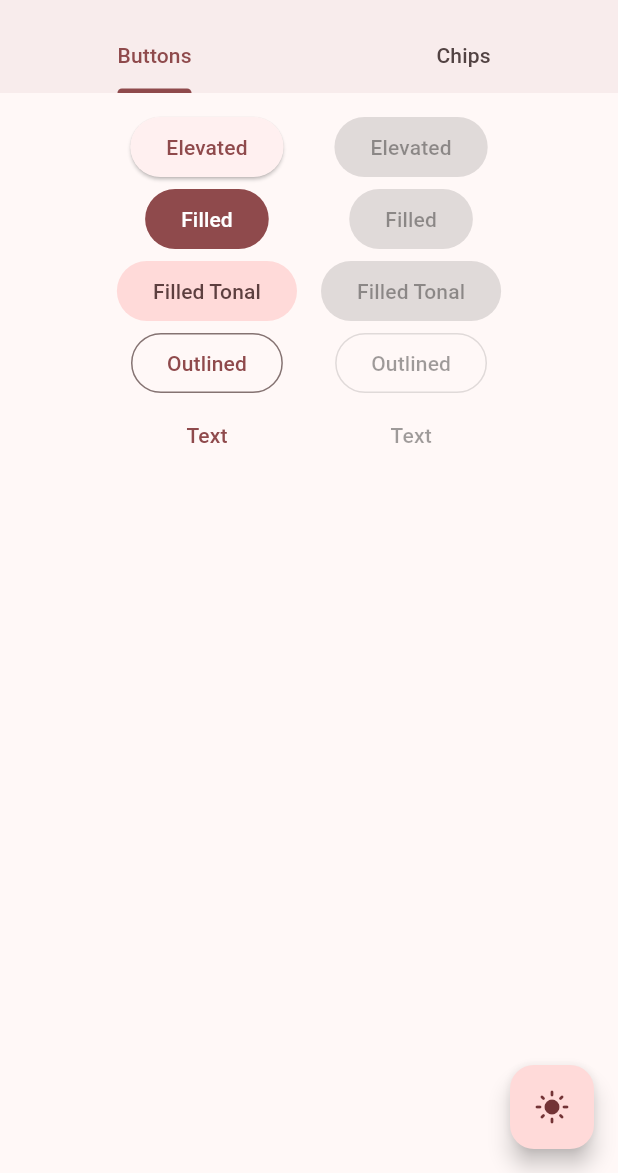
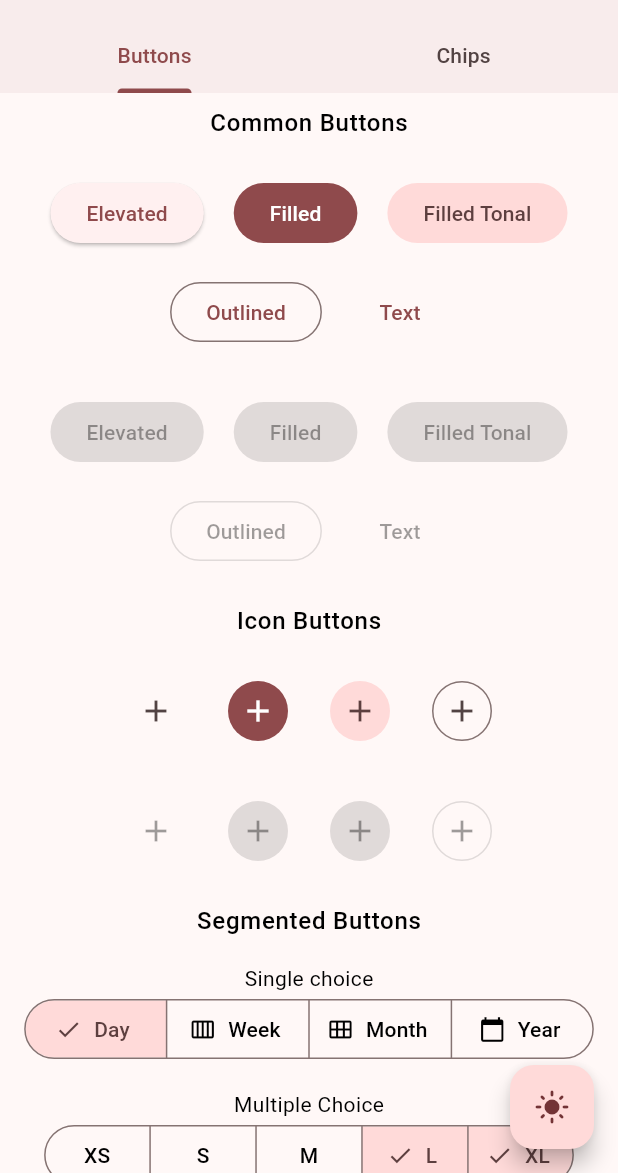
Before and after one commit to shashank52/multiple_themes_demo, a Flutter app: the screen it shows after launch, on a phone screen of 412 x 824 dp, the part 63-1236 px from its top. Run offline on Flutter 3.47's test engine with Material 3 defaults, Android fonts, the phone set to English and light mode, and no system bars; our stand-ins replace bloc, equatable, flex_color_scheme, flutter_bloc.

Commit message:
buttons wrapped

```diff
--- a/lib/widgets/app_buttons.dart
+++ b/lib/widgets/app_buttons.dart
@@ -1,27 +1,68 @@
 import 'package:flutter/material.dart';
+import 'package:multiple_themes_demo/widgets/multiple_choice.dart';
+import 'package:multiple_themes_demo/widgets/single_choice.dart';
 
 class AppButtons extends StatelessWidget {
   const AppButtons({super.key});
 
   @override
   Widget build(BuildContext context) {
-    return Padding(
-      padding: const EdgeInsets.all(4.0),
-      child: Row(
-        crossAxisAlignment: CrossAxisAlignment.center,
-        children: const [
-          Spacer(),
-          ButtonTypes(enabled: true),
-          ButtonTypes(enabled: false),
-          Spacer()
-        ],
-      ),
+    return SingleChildScrollView(
+      child: Column(children: [
+        Column(
+          children: [
+            Padding(
+              padding: const EdgeInsets.all(8.0),
+              child: Text(
+                'Common Buttons',
+                style: Theme.of(context)
+                    .textTheme
+                    .bodyLarge
+                    ?.copyWith(fontWeight: FontWeight.w500),
+              ),
+            ),
+            const CommonButtonTypes(enabled: true),
+            const CommonButtonTypes(enabled: false),
+          ],
+        ),
+        Column(
+          children: [
+            Padding(
+              padding: const EdgeInsets.all(8.0),
+              child: Text(
+                'Icon Buttons',
+                style: Theme.of(context)
+                    .textTheme
+                    .bodyLarge
+                    ?.copyWith(fontWeight: FontWeight.w500),
+              ),
+            ),
+            const IconButtonTypes(enabled: true),
+            const IconButtonTypes(enabled: false),
+          ],
+        ),
+        Column(
+          children: [
+            Padding(
+              padding: const EdgeInsets.all(8.0),
+              child: Text(
+                'Segmented Buttons',
+                style: Theme.of(context)
+                    .textTheme
+                    .bodyLarge
+                    ?.copyWith(fontWeight: FontWeight.w500),
+              ),
+            ),
+            const SegmentedButtonTypes(),
+          ],
+        ),
+      ]),
     );
   }
 }
 
-class ButtonTypes extends StatelessWidget {
-  const ButtonTypes({super.key, required this.enabled});
+class CommonButtonTypes extends StatelessWidget {
+  const CommonButtonTypes({super.key, required this.enabled});
   final bool enabled;
 
   @override
@@ -29,16 +70,101 @@ class ButtonTypes extends StatelessWidget {
     final VoidCallback? onPressed = enabled ? () {} : null;
     return Padding(
       padding: const EdgeInsets.all(8.0),
-      child: Column(
+      child: Wrap(
+        alignment: WrapAlignment.center,
+        spacing: 4,
+        runSpacing: 2,
         children: [
-          ElevatedButton(onPressed: onPressed, child: const Text('Elevated')),
-          FilledButton(onPressed: onPressed, child: const Text('Filled')),
-          FilledButton.tonal(
-              onPressed: onPressed, child: const Text('Filled Tonal')),
-          OutlinedButton(onPressed: onPressed, child: const Text('Outlined')),
-          TextButton(onPressed: onPressed, child: const Text('Text')),
+          Padding(
+            padding: const EdgeInsets.all(8.0),
+            child: ElevatedButton(
+                onPressed: onPressed, child: const Text('Elevated')),
+          ),
+          Padding(
+            padding: const EdgeInsets.all(8.0),
+            child:
+                FilledButton(onPressed: onPressed, child: const Text('Filled')),
+          ),
+          Padding(
+            padding: const EdgeInsets.all(8.0),
+            child: FilledButton.tonal(
+                onPressed: onPressed, child: const Text('Filled Tonal')),
+          ),
+          Padding(
+            padding: const EdgeInsets.all(8.0),
+            child: OutlinedButton(
+                onPressed: onPressed, child: const Text('Outlined')),
+          ),
+          Padding(
+            padding: const EdgeInsets.all(8.0),
+            child: TextButton(onPressed: onPressed, child: const Text('Text')),
+          ),
         ],
       ),
     );
   }
 }
+
+class IconButtonTypes extends StatelessWidget {
+  const IconButtonTypes({super.key, required this.enabled});
+  final bool enabled;
+
+  @override
+  Widget build(BuildContext context) {
+    final VoidCallback? onPressed = enabled ? () {} : null;
+    return Padding(
+      padding: const EdgeInsets.all(8.0),
+      child: Wrap(
+        alignment: WrapAlignment.center,
+        spacing: 4,
+        runSpacing: 2,
+        children: [
+          Padding(
+              padding: const EdgeInsets.all(8.0),
+              child: IconButton(
+                  icon: const Icon(Icons.add), onPressed: onPressed)),
+          Padding(
+            padding: const EdgeInsets.all(8),
+            child: IconButton.filled(
+                onPressed: onPressed, icon: const Icon(Icons.add)),
+          ),
+          Padding(
+            padding: const EdgeInsets.all(8),
+            child: IconButton.filledTonal(
+                onPressed: onPressed, icon: const Icon(Icons.add)),
+          ),
+          Padding(
+            padding: const EdgeInsets.all(8),
+            child: IconButton.outlined(
+                onPressed: onPressed, icon: const Icon(Icons.add)),
+          )
+        ],
+      ),
+    );
+  }
+}
+
+class SegmentedButtonTypes extends StatelessWidget {
+  const SegmentedButtonTypes({super.key});
+
+  @override
+  Widget build(BuildContext context) {
+    return const Column(
+      children: [
+        Padding(
+          padding: EdgeInsets.all(8.0),
+          child: Column(children: [Text('Single choice'), SingleChoice()]),
+        ),
+        Padding(
+          padding: EdgeInsets.all(8.0),
+          child: Column(
+            children: [
+              Text('Multiple Choice'),
+              MultipleChoice(),
+            ],
+          ),
+        )
+      ],
+    );
+  }
+}
--- /dev/null
+++ b/lib/widgets/multiple_choice.dart
@@ -0,0 +1,37 @@
+import 'package:flutter/material.dart';
+
+enum Sizes { extraSmall, small, medium, large, extraLarge }
+
+class MultipleChoice extends StatefulWidget {
+  const MultipleChoice({super.key});
+
+  @override
+  State<MultipleChoice> createState() => _MultipleChoiceState();
+}
+
+class _MultipleChoiceState extends State<MultipleChoice> {
+  Set<Sizes> selection = <Sizes>{Sizes.large, Sizes.extraLarge};
+
+  @override
+  Widget build(BuildContext context) {
+    return SegmentedButton<Sizes>(
+      segments: const <ButtonSegment<Sizes>>[
+        ButtonSegment<Sizes>(value: Sizes.extraSmall, label: Text('XS')),
+        ButtonSegment<Sizes>(value: Sizes.small, label: Text('S')),
+        ButtonSegment<Sizes>(value: Sizes.medium, label: Text('M')),
+        ButtonSegment<Sizes>(
+          value: Sizes.large,
+          label: Text('L'),
+        ),
+        ButtonSegment<Sizes>(value: Sizes.extraLarge, label: Text('XL')),
+      ],
+      selected: selection,
+      onSelectionChanged: (Set<Sizes> newSelection) {
+        setState(() {
+          selection = newSelection;
+        });
+      },
+      multiSelectionEnabled: true,
+    );
+  }
+}
--- /dev/null
+++ b/lib/widgets/single_choice.dart
@@ -0,0 +1,47 @@
+import 'package:flutter/material.dart';
+
+enum Calendar { day, week, month, year }
+
+class SingleChoice extends StatefulWidget {
+  const SingleChoice({super.key});
+
+  @override
+  State<SingleChoice> createState() => _SingleChoiceState();
+}
+
+class _SingleChoiceState extends State<SingleChoice> {
+  Calendar calendarView = Calendar.day;
+
+  @override
+  Widget build(BuildContext context) {
+    return SegmentedButton<Calendar>(
+      segments: const <ButtonSegment<Calendar>>[
+        ButtonSegment<Calendar>(
+            value: Calendar.day,
+            label: Text('Day'),
+            icon: Icon(Icons.calendar_view_day)),
+        ButtonSegment<Calendar>(
+            value: Calendar.week,
+            label: Text('Week'),
+            icon: Icon(Icons.calendar_view_week)),
+        ButtonSegment<Calendar>(
+            value: Calendar.month,
+            label: Text('Month'),
+            icon: Icon(Icons.calendar_view_month)),
+        ButtonSegment<Calendar>(
+            value: Calendar.year,
+            label: Text('Year'),
+            icon: Icon(Icons.calendar_today)),
+      ],
+      selected: <Calendar>{calendarView},
+      onSelectionChanged: (Set<Calendar> newSelection) {
+        setState(() {
+          // By default there is only a single segment that can be
+          // selected at one time, so its value is always the first
+          // item in the selected set.
+          calendarView = newSelection.first;
+        });
+      },
+    );
+  }
+}
```
Also changed, not shown: pubspec.lock, 3 other files.
